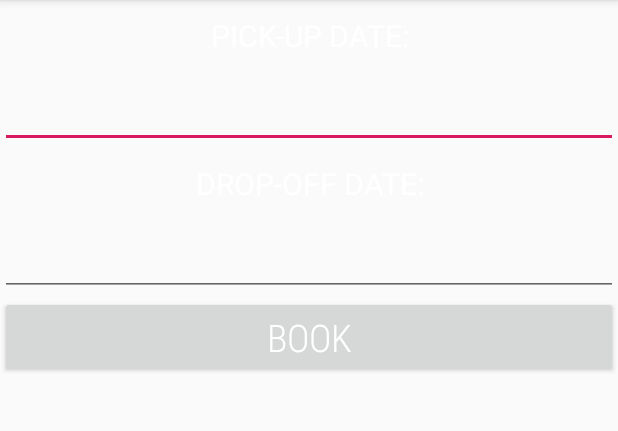
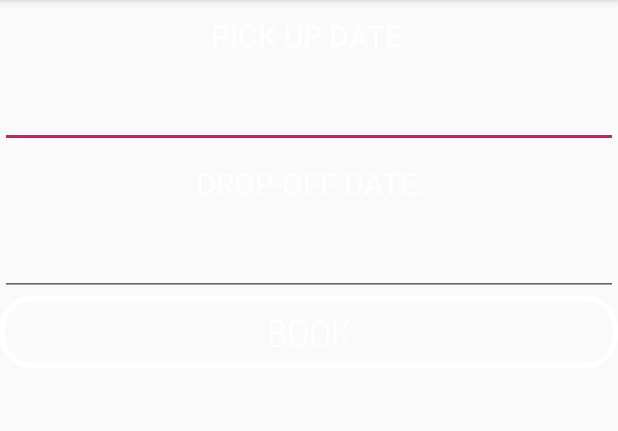
Before and after one commit to ashimmaharjan/Car_Rental_App, an Android app: the fragment Bookings shown on its own in the app's theme, on a phone screen of 412 x 824 dp, the part 84-515 px from its top. Run offline under Robolectric (Android 15) with nearby library versions, the light colour scheme and no system bars.

```diff
--- a/app/src/main/java/com/example/carrental/Fragments/Search.java
+++ b/app/src/main/java/com/example/carrental/Fragments/Search.java
@@ -6,6 +6,7 @@ import android.support.v4.app.Fragment;
 import android.view.LayoutInflater;
 import android.view.View;
 import android.view.ViewGroup;
+import android.widget.SearchView;
 
 import com.example.carrental.R;
 
@@ -19,12 +20,12 @@ public class Search extends Fragment {
         // Required empty public constructor
     }
 
-
     @Override
     public View onCreateView(LayoutInflater inflater, ViewGroup container,
                              Bundle savedInstanceState) {
         // Inflate the layout for this fragment
         View view=inflater.inflate(R.layout.fragment_search, container, false);
+
         return view;
     }
 
--- a/app/src/main/res/drawable/btn_style.xml
+++ b/app/src/main/res/drawable/btn_style.xml
@@ -8,13 +8,14 @@
 
             <stroke
                 android:width="3dp"
-                android:color="#ffff"/>
+                android:color="#ffff" />
             <corners
                 android:topLeftRadius="20dp"
                 android:topRightRadius="20dp"
                 android:bottomLeftRadius="20dp"
-                android:bottomRightRadius="20dp"/>
+                android:bottomRightRadius="20dp" />
         </shape>
+
 
     </item>
 
--- /dev/null
+++ b/app/src/main/res/drawable/gradient_for_buttons.xml
@@ -0,0 +1,18 @@
+<?xml version="1.0" encoding="utf-8"?>
+<selector xmlns:android="http://schemas.android.com/apk/res/android">
+
+    <item>
+
+        <shape>
+            <gradient
+                android:angle="90"
+                android:startColor="#00C9FF"
+                android:endColor="#92FE9D"
+                android:type="linear"/>
+
+        </shape>
+
+    </item>
+
+
+</selector>
--- a/app/src/main/res/layout/activity_login.xml
+++ b/app/src/main/res/layout/activity_login.xml
@@ -55,7 +55,7 @@
             android:background="@drawable/btn_style"
             android:layout_centerHorizontal="true"
             style="@style/buttons"
-            android:layout_marginTop="20dp"/>
+            android:layout_marginTop="20dp" />
 
         <TextView
             android:layout_width="match_parent"
@@ -91,7 +91,7 @@
             android:background="@null"
             android:textColor="#ffff"
             android:layout_alignParentBottom="true"
-            android:layout_alignParentRight="true"/>
+            android:layout_alignParentRight="true" />
 
 
 
--- a/app/src/main/res/layout/fragment_bookings.xml
+++ b/app/src/main/res/layout/fragment_bookings.xml
@@ -41,8 +41,9 @@
             android:id="@+id/book"
             android:layout_width="match_parent"
             android:layout_height="wrap_content"
-            style="@style/buttons"
-            android:text="BOOK"/>
+            android:background="@drawable/btn_style"
+            android:text="BOOK"
+            style="@style/buttons"/>
 
 
     </LinearLayout>
--- a/app/src/main/res/values/styles.xml
+++ b/app/src/main/res/values/styles.xml
@@ -38,6 +38,7 @@
         <item name="android:textAlignment">center</item>
         <item name="android:textColor">#ffff</item>
         <item name="android:fontFamily">sans-serif-condensed-light</item>
+        <item name="android:background">@drawable/gradient_for_buttons</item>
     </style>
 
 
```
Also changed, not shown: app/src/main/res/layout/fragment_search.xml (+17 -2 lines).
